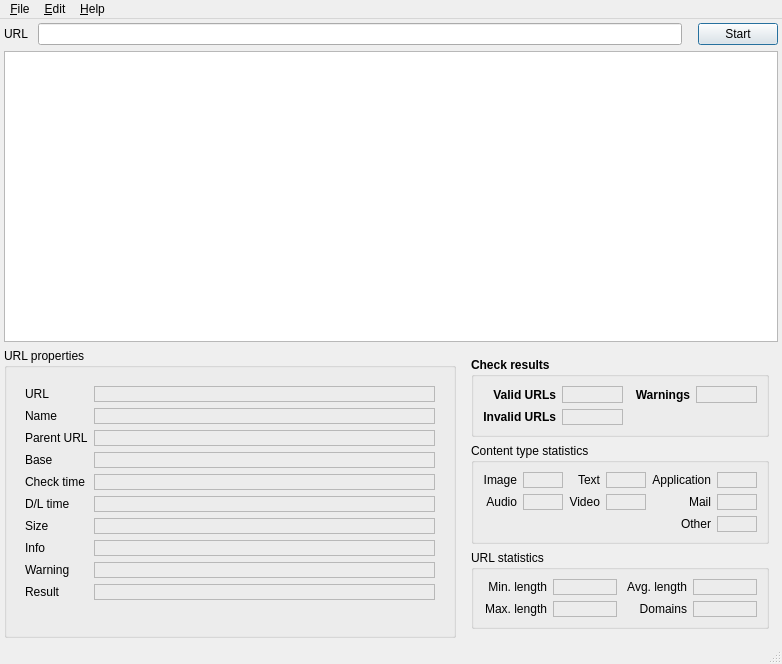
Before: the Qt Designer form linkcheck/gui/ui/main.ui in wummel/linkchecker, drawn with Qt 5.
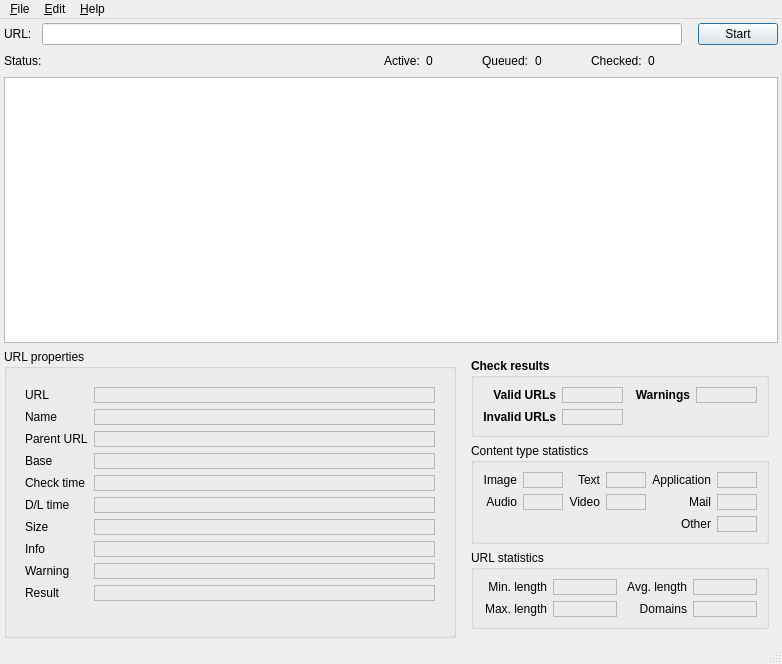
After: the same form once the commit is applied. Icons and pictures are not drawn. Custom widgets are drawn as their Qt base class.

```diff
--- a/linkcheck/gui/ui/main.ui
+++ b/linkcheck/gui/ui/main.ui
@@ -36,7 +36,7 @@
       <item>
        <widget class="QLabel" name="label">
         <property name="text">
-         <string>URL</string>
+         <string>URL:</string>
         </property>
         <property name="buddy">
          <cstring>urlinput</cstring>
@@ -104,6 +104,115 @@
       </item>
      </layout>
     </item>
+    <item>
+     <layout class="QHBoxLayout" name="horizontalLayout_4">
+      <property name="sizeConstraint">
+       <enum>QLayout::SetDefaultConstraint</enum>
+      </property>
+      <property name="leftMargin">
+       <number>0</number>
+      </property>
+      <property name="topMargin">
+       <number>0</number>
+      </property>
+      <item>
+       <widget class="QLabel" name="label_15">
+        <property name="text">
+         <string>Status:</string>
+        </property>
+       </widget>
+      </item>
+      <item>
+       <widget class="QLabel" name="label_status">
+        <property name="sizePolicy">
+         <sizepolicy hsizetype="MinimumExpanding" vsizetype="Preferred">
+          <horstretch>0</horstretch>
+          <verstretch>0</verstretch>
+         </sizepolicy>
+        </property>
+        <property name="text">
+         <string/>
+        </property>
+       </widget>
+      </item>
+      <item>
+       <widget class="QLabel" name="label_32">
+        <property name="text">
+         <string>Active:</string>
+        </property>
+       </widget>
+      </item>
+      <item>
+       <widget class="QLabel" name="label_active">
+        <property name="minimumSize">
+         <size>
+          <width>50</width>
+          <height>0</height>
+         </size>
+        </property>
+        <property name="text">
+         <string>0</string>
+        </property>
+       </widget>
+      </item>
+      <item>
+       <widget class="QLabel" name="label_30">
+        <property name="text">
+         <string>Queued:</string>
+        </property>
+       </widget>
+      </item>
+      <item>
+       <widget class="QLabel" name="label_queued">
+        <property name="minimumSize">
+         <size>
+          <width>50</width>
+          <height>0</height>
+         </size>
+        </property>
+        <property name="text">
+         <string>0</string>
+        </property>
+       </widget>
+      </item>
+      <item>
+       <widget class="QLabel" name="label_28">
+        <property name="text">
+         <string>Checked:</string>
+        </property>
+       </widget>
+      </item>
+      <item>
+       <widget class="QLabel" name="label_checked">
+        <property name="minimumSize">
+         <size>
+          <width>50</width>
+          <height>0</height>
+         </size>
+        </property>
+        <property name="text">
+         <string>0</string>
+        </property>
+       </widget>
+      </item>
+      <item>
+       <spacer name="horizontalSpacer_3">
+        <property name="orientation">
+         <enum>Qt::Horizontal</enum>
+        </property>
+        <property name="sizeType">
+         <enum>QSizePolicy::Fixed</enum>
+        </property>
+        <property name="sizeHint" stdset="0">
+         <size>
+          <width>80</width>
+          <height>20</height>
+         </size>
+        </property>
+       </spacer>
+      </item>
+     </layout>
+    </item>
     <item>
      <widget class="QTreeView" name="treeView">
       <property name="contextMenuPolicy">
```
